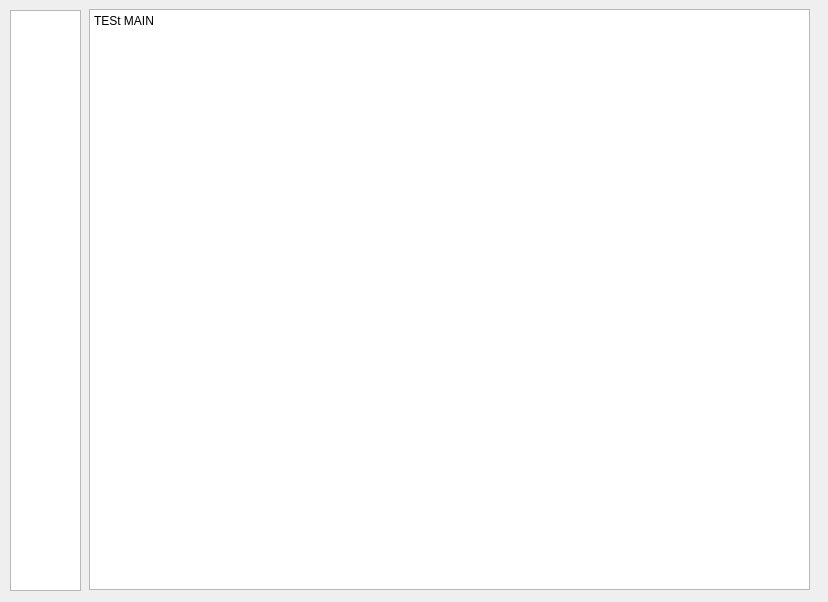
First picture: the form in ui/main_window.ui, repository dammmueller-calculator/calculator, before the edit.
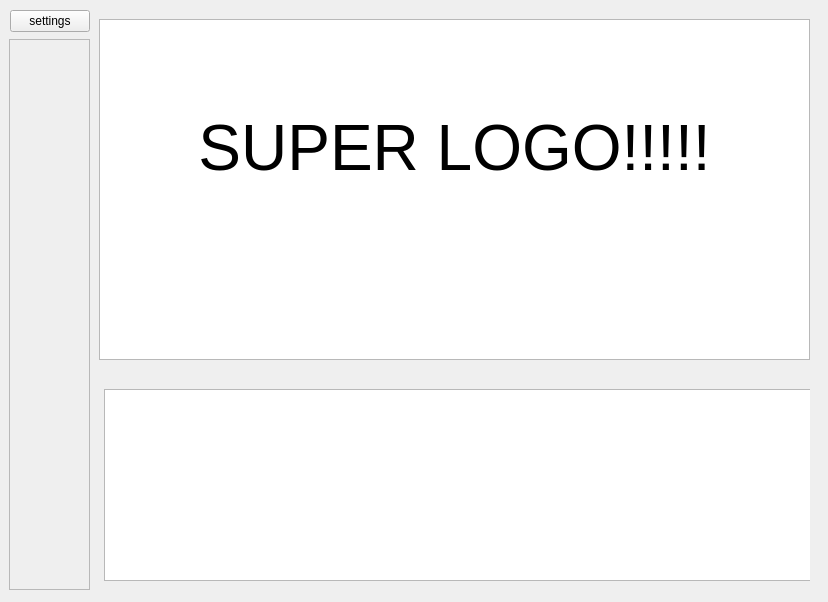
Second picture: the form after the edit.

Commit message:
Floork start module (#16)
* add(main): use btn instead of list

* feat: history

* fix(flake): qt style

Patch:
```diff
--- a/ui/main_window.ui
+++ b/ui/main_window.ui
@@ -24,34 +24,74 @@
      </rect>
     </property>
     <widget class="QWidget" name="page">
-     <widget class="QTextEdit" name="textEdit">
+     <widget class="QTextEdit" name="logo">
+      <property name="enabled">
+       <bool>true</bool>
+      </property>
       <property name="geometry">
        <rect>
-        <x>0</x>
-        <y>0</y>
-        <width>721</width>
-        <height>581</height>
+        <x>10</x>
+        <y>10</y>
+        <width>711</width>
+        <height>341</height>
        </rect>
       </property>
       <property name="html">
        <string>&lt;!DOCTYPE HTML PUBLIC &quot;-//W3C//DTD HTML 4.0//EN&quot; &quot;http://www.w3.org/TR/REC-html40/strict.dtd&quot;&gt;
-&lt;html&gt;&lt;head&gt;&lt;meta name=&quot;qrichtext&quot; content=&quot;1&quot; /&gt;&lt;style type=&quot;text/css&quot;&gt;
+&lt;html&gt;&lt;head&gt;&lt;meta name=&quot;qrichtext&quot; content=&quot;1&quot; /&gt;&lt;meta charset=&quot;utf-8&quot; /&gt;&lt;style type=&quot;text/css&quot;&gt;
 p, li { white-space: pre-wrap; }
-&lt;/style&gt;&lt;/head&gt;&lt;body style=&quot; font-family:'MS Shell Dlg 2'; font-size:8.25pt; font-weight:400; font-style:normal;&quot;&gt;
-&lt;p style=&quot; margin-top:0px; margin-bottom:0px; margin-left:0px; margin-right:0px; -qt-block-indent:0; text-indent:0px;&quot;&gt;&lt;span style=&quot; font-family:'Sans Serif'; font-size:9pt;&quot;&gt;TESt MAIN&lt;/span&gt;&lt;/p&gt;&lt;/body&gt;&lt;/html&gt;</string>
+hr { height: 1px; border-width: 0; }
+li.unchecked::marker { content: &quot;\2610&quot;; }
+li.checked::marker { content: &quot;\2612&quot;; }
+&lt;/style&gt;&lt;/head&gt;&lt;body style=&quot; font-family:'Sans Serif'; font-size:9pt; font-weight:400; font-style:normal;&quot;&gt;
+&lt;p align=&quot;center&quot; style=&quot;-qt-paragraph-type:empty; margin-top:0px; margin-bottom:0px; margin-left:0px; margin-right:0px; -qt-block-indent:0; text-indent:0px;&quot;&gt;&lt;br /&gt;&lt;/p&gt;
+&lt;p align=&quot;center&quot; style=&quot;-qt-paragraph-type:empty; margin-top:0px; margin-bottom:0px; margin-left:0px; margin-right:0px; -qt-block-indent:0; text-indent:0px; font-size:48pt;&quot;&gt;&lt;br /&gt;&lt;/p&gt;
+&lt;p align=&quot;center&quot; style=&quot; margin-top:0px; margin-bottom:0px; margin-left:0px; margin-right:0px; -qt-block-indent:0; text-indent:0px;&quot;&gt;&lt;span style=&quot; font-size:48pt;&quot;&gt;SUPER LOGO!!!!!&lt;/span&gt;&lt;/p&gt;&lt;/body&gt;&lt;/html&gt;</string>
+      </property>
+      <property name="textInteractionFlags">
+       <set>Qt::TextInteractionFlag::NoTextInteraction</set>
+      </property>
+     </widget>
+     <widget class="QListView" name="historyList">
+      <property name="geometry">
+       <rect>
+        <x>15</x>
+        <y>380</y>
+        <width>711</width>
+        <height>192</height>
+       </rect>
       </property>
      </widget>
     </widget>
     <widget class="QWidget" name="page_2"/>
    </widget>
-   <widget class="QListWidget" name="moduleList">
+   <widget class="QPushButton" name="pushButton">
     <property name="geometry">
      <rect>
       <x>10</x>
       <y>10</y>
-      <width>71</width>
-      <height>581</height>
+      <width>80</width>
+      <height>22</height>
      </rect>
+    </property>
+    <property name="text">
+     <string>settings</string>
+    </property>
+   </widget>
+   <widget class="QFrame" name="menuFrame">
+    <property name="geometry">
+     <rect>
+      <x>9</x>
+      <y>39</y>
+      <width>81</width>
+      <height>551</height>
+     </rect>
+    </property>
+    <property name="frameShape">
+     <enum>QFrame::Shape::StyledPanel</enum>
+    </property>
+    <property name="frameShadow">
+     <enum>QFrame::Shadow::Raised</enum>
     </property>
    </widget>
   </widget>
```
The commit also changes 4 other files.
